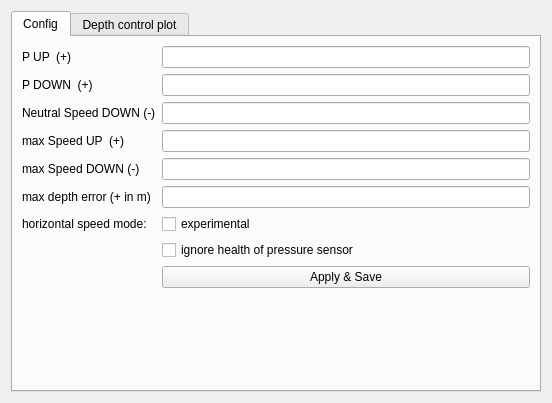
Qt form Hanse/Module_ThrusterControlLoop/tcl_form.ui (iti-luebeck/HANSE2011) before a commit.
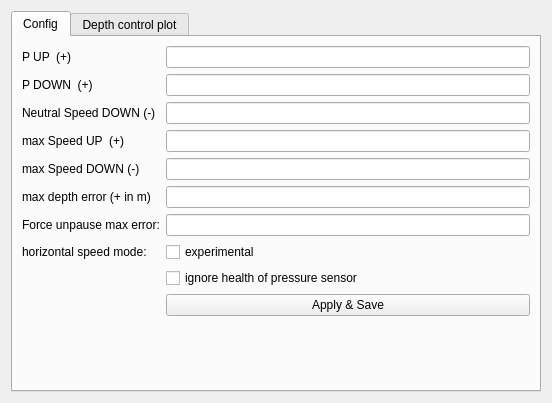
The same form after that commit.

Patch:
```diff
--- a/Hanse/Module_ThrusterControlLoop/tcl_form.ui
+++ b/Hanse/Module_ThrusterControlLoop/tcl_form.ui
@@ -84,14 +84,14 @@
        <item row="5" column="1">
         <widget class="QLineEdit" name="maxDepthError"/>
        </item>
-       <item row="6" column="0">
+       <item row="7" column="0">
         <widget class="QLabel" name="label_6">
          <property name="text">
           <string>horizontal speed mode:</string>
          </property>
         </widget>
        </item>
-       <item row="6" column="1">
+       <item row="7" column="1">
         <widget class="QCheckBox" name="horizSpM_exp">
          <property name="text">
           <string>experimental</string>
@@ -101,7 +101,7 @@
          </property>
         </widget>
        </item>
-       <item row="8" column="1">
+       <item row="9" column="1">
         <widget class="QPushButton" name="save">
          <property name="text">
           <string>Apply &amp;&amp; Save</string>
@@ -111,13 +111,23 @@
          </property>
         </widget>
        </item>
-       <item row="7" column="1">
+       <item row="8" column="1">
         <widget class="QCheckBox" name="ignoreHealth">
          <property name="text">
           <string>ignore health of pressure sensor</string>
          </property>
         </widget>
        </item>
+       <item row="6" column="0">
+        <widget class="QLabel" name="label_8">
+         <property name="text">
+          <string>Force unpause max error:</string>
+         </property>
+        </widget>
+       </item>
+       <item row="6" column="1">
+        <widget class="QLineEdit" name="forceUnpauseError"/>
+       </item>
       </layout>
      </widget>
      <widget class="QWidget" name="tab_2">
```
